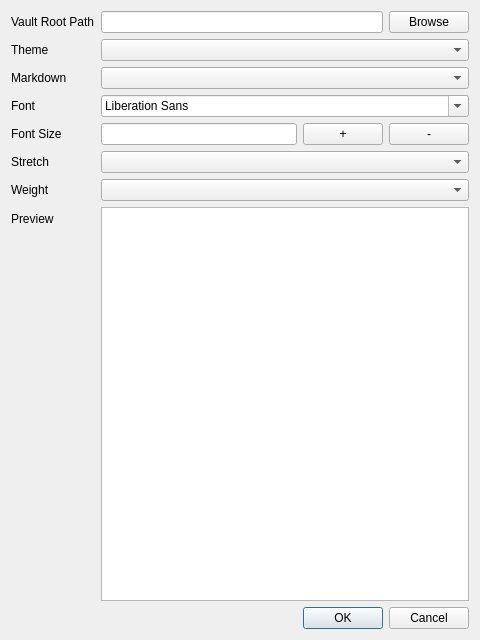
Above: settingsdialog.ui from AngryFender/Remini before the change. Below: the same form after it.
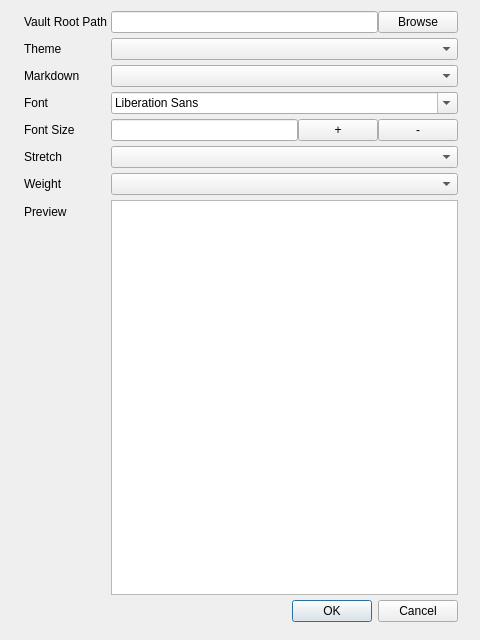
That is the form after the change.

Commit message: Github Issue #194: Updated the context menu value while disabling/enabling the markdown to obtain the markdown status value directly from QSettings. Also updated the ui elements of the QSettings

Patch:
```diff
--- a/settingsdialog.ui
+++ b/settingsdialog.ui
@@ -16,10 +16,25 @@
   <layout class="QVBoxLayout" name="verticalLayout">
    <item>
     <layout class="QFormLayout" name="formLayout">
+     <property name="horizontalSpacing">
+      <number>0</number>
+     </property>
+     <property name="verticalSpacing">
+      <number>5</number>
+     </property>
+     <property name="leftMargin">
+      <number>13</number>
+     </property>
+     <property name="rightMargin">
+      <number>11</number>
+     </property>
+     <property name="bottomMargin">
+      <number>7</number>
+     </property>
      <item row="0" column="0">
       <widget class="QLabel" name="lbl_vaultRootPath">
        <property name="text">
-        <string>Vault Root Path</string>
+        <string>Vault Root Path </string>
        </property>
        <property name="alignment">
         <set>Qt::AlignLeading|Qt::AlignLeft|Qt::AlignVCenter</set>
```
Left out of the diff: 2 changed lines with no effect on the pictures. The commit also changes 1 other file.
